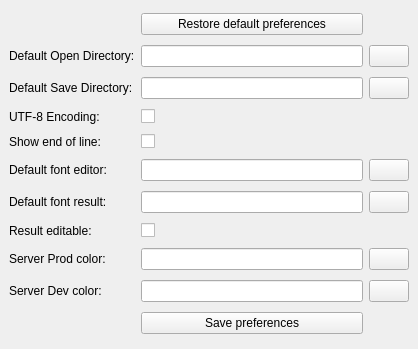
First picture: the form in source/qtdesigner/preferences_ui.ui, repository MValaguz/MSql, before the edit.
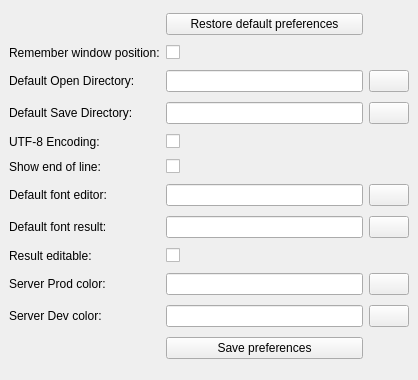
Second picture: the form after the edit. Icons and pictures are not drawn.

What changed in the file:
```diff
--- a/source/qtdesigner/preferences_ui.ui
+++ b/source/qtdesigner/preferences_ui.ui
@@ -7,7 +7,7 @@
     <x>0</x>
     <y>0</y>
     <width>418</width>
-    <height>349</height>
+    <height>380</height>
    </rect>
   </property>
   <property name="windowTitle">
@@ -19,17 +19,7 @@
   </property>
   <widget class="QWidget" name="centralwidget">
    <layout class="QGridLayout" name="gridLayout">
-    <item row="6" column="0">
-     <widget class="QLabel" name="label_5">
-      <property name="text">
-       <string>Default font result:</string>
-      </property>
-      <property name="buddy">
-       <cstring>e_default_font_result</cstring>
-      </property>
-     </widget>
-    </item>
-    <item row="8" column="0">
+    <item row="9" column="0">
      <widget class="QLabel" name="label_7">
       <property name="text">
        <string>Server Prod color:</string>
@@ -39,7 +29,7 @@
       </property>
      </widget>
     </item>
-    <item row="8" column="3">
+    <item row="9" column="3">
      <widget class="QPushButton" name="b_default_color_prod">
       <property name="text">
        <string/>
@@ -50,7 +40,17 @@
       </property>
      </widget>
     </item>
-    <item row="1" column="0">
+    <item row="7" column="0">
+     <widget class="QLabel" name="label_5">
+      <property name="text">
+       <string>Default font result:</string>
+      </property>
+      <property name="buddy">
+       <cstring>e_default_font_result</cstring>
+      </property>
+     </widget>
+    </item>
+    <item row="2" column="0">
      <widget class="QLabel" name="label">
       <property name="text">
        <string>Default Open Directory:</string>
@@ -60,15 +60,7 @@
       </property>
      </widget>
     </item>
-    <item row="6" column="3">
-     <widget class="QPushButton" name="b_default_font_result">
-      <property name="icon">
-       <iconset resource="resource.qrc">
-        <normaloff>:/icons/icons/font_type.gif</normaloff>:/icons/icons/font_type.gif</iconset>
-      </property>
-     </widget>
-    </item>
-    <item row="7" column="0">
+    <item row="8" column="0">
      <widget class="QLabel" name="label_6">
       <property name="text">
        <string>Result editable:</string>
@@ -78,7 +70,7 @@
       </property>
      </widget>
     </item>
-    <item row="11" column="2">
+    <item row="12" column="2">
      <widget class="QPushButton" name="b_save">
       <property name="text">
        <string>Save preferences</string>
@@ -89,27 +81,43 @@
       </property>
      </widget>
     </item>
-    <item row="1" column="2">
+    <item row="7" column="3">
+     <widget class="QPushButton" name="b_default_font_result">
+      <property name="icon">
+       <iconset resource="resource.qrc">
+        <normaloff>:/icons/icons/font_type.gif</normaloff>:/icons/icons/font_type.gif</iconset>
+      </property>
+     </widget>
+    </item>
+    <item row="2" column="2">
      <widget class="QLineEdit" name="e_default_open_dir"/>
     </item>
-    <item row="3" column="2">
+    <item row="6" column="2">
+     <widget class="QLineEdit" name="e_default_font_editor">
+      <property name="readOnly">
+       <bool>true</bool>
+      </property>
+     </widget>
+    </item>
+    <item row="3" column="3">
+     <widget class="QPushButton" name="b_default_save_dir">
+      <property name="icon">
+       <iconset resource="resource.qrc">
+        <normaloff>:/icons/icons/folder.gif</normaloff>:/icons/icons/folder.gif</iconset>
+      </property>
+     </widget>
+    </item>
+    <item row="4" column="2">
      <widget class="QCheckBox" name="e_default_utf_8"/>
     </item>
-    <item row="7" column="2">
+    <item row="8" column="2">
      <widget class="QCheckBox" name="e_default_editable">
       <property name="text">
        <string/>
       </property>
      </widget>
     </item>
-    <item row="5" column="2">
-     <widget class="QLineEdit" name="e_default_font_editor">
-      <property name="readOnly">
-       <bool>true</bool>
-      </property>
-     </widget>
-    </item>
-    <item row="5" column="3">
+    <item row="6" column="3">
      <widget class="QPushButton" name="b_default_font_editor">
       <property name="icon">
        <iconset resource="resource.qrc">
@@ -118,14 +126,24 @@
      </widget>
     </item>
     <item row="2" column="3">
-     <widget class="QPushButton" name="b_default_save_dir">
+     <widget class="QPushButton" name="b_default_open_dir">
       <property name="icon">
        <iconset resource="resource.qrc">
         <normaloff>:/icons/icons/folder.gif</normaloff>:/icons/icons/folder.gif</iconset>
       </property>
      </widget>
     </item>
-    <item row="5" column="0">
+    <item row="3" column="2">
+     <widget class="QLineEdit" name="e_default_save_dir"/>
+    </item>
+    <item row="7" column="2">
+     <widget class="QLineEdit" name="e_default_font_result">
+      <property name="readOnly">
+       <bool>true</bool>
+      </property>
+     </widget>
+    </item>
+    <item row="6" column="0">
      <widget class="QLabel" name="label_4">
       <property name="text">
        <string>Default font editor:</string>
@@ -135,17 +153,7 @@
       </property>
      </widget>
     </item>
-    <item row="6" column="2">
-     <widget class="QLineEdit" name="e_default_font_result">
-      <property name="readOnly">
-       <bool>true</bool>
-      </property>
-     </widget>
-    </item>
-    <item row="2" column="2">
-     <widget class="QLineEdit" name="e_default_save_dir"/>
-    </item>
-    <item row="3" column="0">
+    <item row="4" column="0">
      <widget class="QLabel" name="label_3">
       <property name="text">
        <string>UTF-8 Encoding:</string>
@@ -155,15 +163,17 @@
       </property>
      </widget>
     </item>
-    <item row="1" column="3">
-     <widget class="QPushButton" name="b_default_open_dir">
-      <property name="icon">
-       <iconset resource="resource.qrc">
-        <normaloff>:/icons/icons/folder.gif</normaloff>:/icons/icons/folder.gif</iconset>
+    <item row="3" column="0">
+     <widget class="QLabel" name="label_2">
+      <property name="text">
+       <string>Default Save Directory:</string>
+      </property>
+      <property name="buddy">
+       <cstring>e_default_save_dir</cstring>
       </property>
      </widget>
     </item>
-    <item row="9" column="0">
+    <item row="10" column="0">
      <widget class="QLabel" name="label_8">
       <property name="text">
        <string>Server Dev color:</string>
@@ -173,9 +183,12 @@
       </property>
      </widget>
     </item>
-    <item row="8" column="2">
+    <item row="9" column="2">
      <widget class="QLineEdit" name="e_default_color_prod"/>
     </item>
+    <item row="10" column="2">
+     <widget class="QLineEdit" name="e_default_color_dev"/>
+    </item>
     <item row="0" column="2">
      <widget class="QPushButton" name="b_restore">
       <property name="text">
@@ -187,31 +200,7 @@
       </property>
      </widget>
     </item>
-    <item row="9" column="2">
-     <widget class="QLineEdit" name="e_default_color_dev"/>
-    </item>
-    <item row="2" column="0">
-     <widget class="QLabel" name="label_2">
-      <property name="text">
-       <string>Default Save Directory:</string>
-      </property>
-      <property name="buddy">
-       <cstring>e_default_save_dir</cstring>
-      </property>
-     </widget>
-    </item>
-    <item row="9" column="3">
-     <widget class="QPushButton" name="b_default_color_dev">
-      <property name="text">
-       <string/>
-      </property>
-      <property name="icon">
-       <iconset resource="resource.qrc">
-        <normaloff>:/icons/icons/color.gif</normaloff>:/icons/icons/color.gif</iconset>
-      </property>
-     </widget>
-    </item>
-    <item row="4" column="2">
+    <item row="5" column="2">
      <widget class="QCheckBox" name="e_default_end_of_line">
       <property name="text">
        <string/>
@@ -222,7 +211,18 @@
       </property>
      </widget>
     </item>
-    <item row="4" column="0">
+    <item row="10" column="3">
+     <widget class="QPushButton" name="b_default_color_dev">
+      <property name="text">
+       <string/>
+      </property>
+      <property name="icon">
+       <iconset resource="resource.qrc">
+        <normaloff>:/icons/icons/color.gif</normaloff>:/icons/icons/color.gif</iconset>
+      </property>
+     </widget>
+    </item>
+    <item row="5" column="0">
      <widget class="QLabel" name="label_9">
       <property name="text">
        <string>Show end of line:</string>
@@ -232,6 +232,19 @@
       </property>
      </widget>
     </item>
+    <item row="1" column="0">
+     <widget class="QLabel" name="label_10">
+      <property name="text">
+       <string>Remember window position:</string>
+      </property>
+      <property name="buddy">
+       <cstring>e_remember_window_pos</cstring>
+      </property>
+     </widget>
+    </item>
+    <item row="1" column="2">
+     <widget class="QCheckBox" name="e_remember_window_pos"/>
+    </item>
    </layout>
   </widget>
  </widget>
```
Left out of the diff: 1 changed line with no effect on the pictures.
